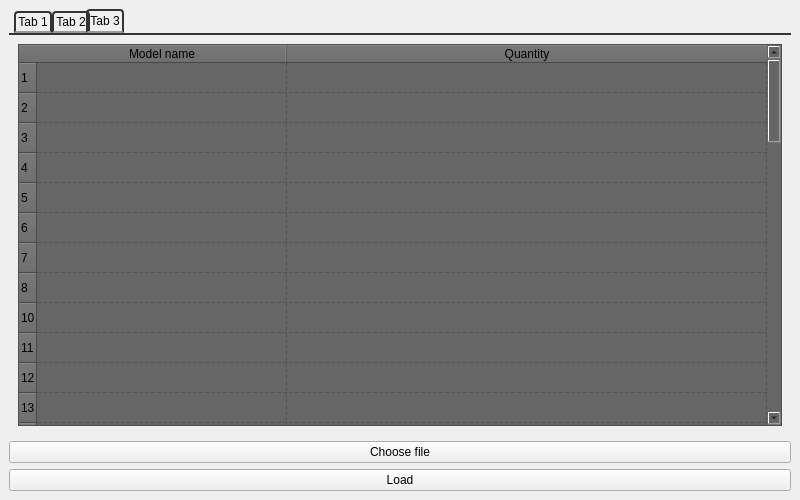
First picture: the form in mainwindow.ui, repository sold666/IFC-stats-plugin, before the edit.
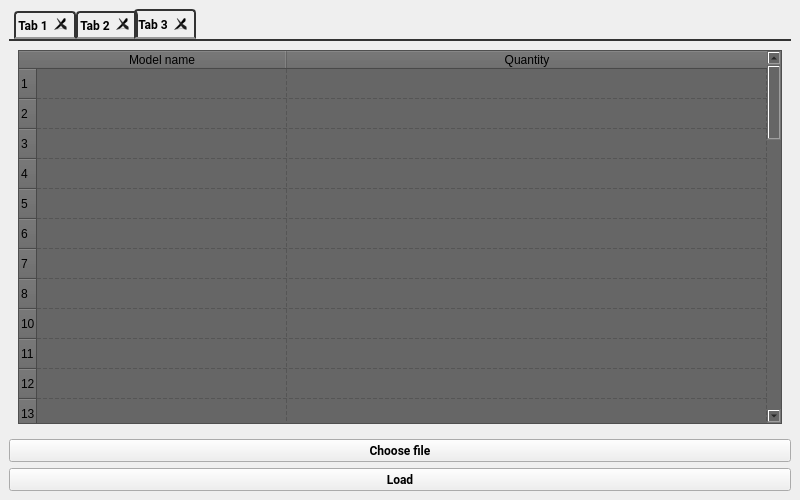
Second picture: the form after the edit. The open tabs and pages were chosen to show the change.

```diff
--- a/mainwindow.ui
+++ b/mainwindow.ui
@@ -20,6 +20,12 @@
    <layout class="QVBoxLayout" name="verticalLayout_5">
     <item>
      <widget class="QTabWidget" name="tabWidget">
+      <property name="font">
+       <font>
+        <family>Roboto</family>
+        <bold>true</bold>
+       </font>
+      </property>
       <property name="styleSheet">
        <string notr="true">QTabWidget::pane { /* The tab widget frame */
     border-top: 2px solid #333333;
@@ -78,7 +84,13 @@
 }</string>
       </property>
       <property name="currentIndex">
-       <number>0</number>
+       <number>2</number>
+      </property>
+      <property name="tabsClosable">
+       <bool>true</bool>
+      </property>
+      <property name="movable">
+       <bool>false</bool>
       </property>
       <widget class="QWidget" name="tab_3">
        <attribute name="title">
@@ -403,6 +415,12 @@
        </layout>
       </widget>
       <widget class="QWidget" name="tab_5">
+       <property name="font">
+        <font>
+         <family>Roboto</family>
+         <bold>true</bold>
+        </font>
+       </property>
        <attribute name="title">
         <string>Tab 3</string>
        </attribute>
@@ -569,6 +587,12 @@
      <layout class="QVBoxLayout" name="verticalLayout_2">
       <item>
        <widget class="QPushButton" name="pushButton">
+        <property name="font">
+         <font>
+          <family>Roboto</family>
+          <bold>true</bold>
+         </font>
+        </property>
         <property name="text">
          <string>Choose file</string>
         </property>
@@ -576,6 +600,12 @@
       </item>
       <item>
        <widget class="QPushButton" name="pushButton_2">
+        <property name="font">
+         <font>
+          <family>Roboto</family>
+          <bold>true</bold>
+         </font>
+        </property>
         <property name="text">
          <string>Load</string>
         </property>
```
Left out of the diff: 12 changed lines with no effect on the pictures.
